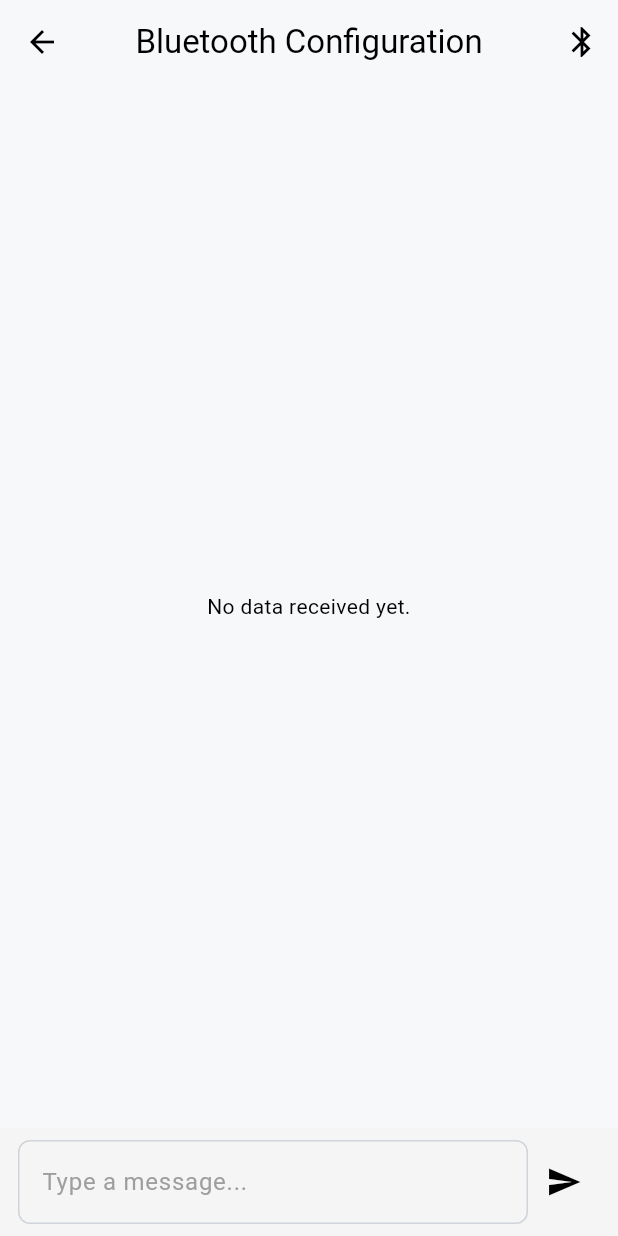
After one commit to TrianaAI/triana-web, a Flutter app: the ConfigBlueView screen opened by its route, after a tap on the "bluetooth" icon, on a phone screen of 412 x 824 dp. The commit adds this screen. Run offline on Flutter 3.47's test engine with Material 3 defaults, Android fonts, the light colour scheme and no system bars; our stand-ins replace bloc, chat_bubbles, dio, equatable, flutter_bloc, flutter_modular and 3 more; missing offline and left inert: dart:js_interop, serial, web_blue.

Commit message:
[UPDATE] bluetooth

```diff
--- /dev/null
+++ b/lib/features/front_counter/cubit/bluetooth/bluetooth_cubit.dart
@@ -0,0 +1,59 @@
+import 'package:bloc/bloc.dart';
+import 'package:equatable/equatable.dart';
+import 'package:triana_web/services/bluetooth.dart';
+
+part 'bluetooth_state.dart';
+
+class BluetoothCubit extends Cubit<BluetoothState> {
+  final BluetoothService _bluetoothService;
+  final List<_Message> _messages = [];
+
+  BluetoothCubit(this._bluetoothService) : super(BluetoothInitial());
+
+  Future<void> connectToDevice() async {
+    try {
+      emit(BluetoothLoading());
+      await _bluetoothService.connectToDevice();
+      emit(BluetoothConnected());
+      subscribeToNotifications(); // Auto-subscribe on connect
+    } catch (e) {
+      emit(BluetoothError(e.toString()));
+    }
+  }
+
+  void subscribeToNotifications() {
+    try {
+      _bluetoothService.subscribeToNotifications((data) {
+        _messages.add(_Message(data, false));
+        emit(BluetoothDataReceived(List.from(_messages)));
+      });
+    } catch (e) {
+      emit(BluetoothError(e.toString()));
+    }
+  }
+
+  Future<void> sendMessage(String message) async {
+    if (message.trim().isEmpty) return;
+
+    _messages.add(_Message(message, true)); // Add message immediately
+    emit(
+      BluetoothDataReceived(List.from(_messages)),
+    ); // Update UI before sending
+
+    try {
+      await _bluetoothService.sendMessage(message);
+    } catch (e) {
+      emit(BluetoothError(e.toString()));
+    }
+  }
+
+  Future<void> disconnect() async {
+    try {
+      emit(BluetoothLoading());
+      await _bluetoothService.disconnect();
+      emit(BluetoothDisconnected());
+    } catch (e) {
+      emit(BluetoothError(e.toString()));
+    }
+  }
+}
--- /dev/null
+++ b/lib/features/front_counter/cubit/bluetooth/bluetooth_state.dart
@@ -0,0 +1,49 @@
+part of 'bluetooth_cubit.dart';
+
+abstract class BluetoothState extends Equatable {
+  const BluetoothState();
+  @override
+  List<Object> get props => [];
+}
+
+class BluetoothInitial extends BluetoothState {}
+
+class BluetoothLoading extends BluetoothState {}
+
+class BluetoothConnected extends BluetoothState {}
+
+class BluetoothDisconnected extends BluetoothState {}
+
+class BluetoothError extends BluetoothState {
+  final String message;
+  const BluetoothError(this.message);
+
+  @override
+  List<Object> get props => [message];
+}
+
+class BluetoothMessageSent extends BluetoothState {
+  final String message;
+  const BluetoothMessageSent(this.message);
+
+  @override
+  List<Object> get props => [message];
+}
+
+class BluetoothDataReceived extends BluetoothState {
+  final List<_Message> messages;
+  const BluetoothDataReceived(this.messages);
+
+  @override
+  List<Object> get props => [messages];
+}
+
+class _Message {
+  final String text;
+  final bool isSender;
+
+  const _Message(this.text, this.isSender);
+
+  @override
+  String toString() => 'Message(sender: $isSender, text: $text)';
+}
--- a/lib/features/front_counter/cubit/serial_cubit/serial_cubit.dart
+++ b/lib/features/front_counter/cubit/serial_cubit/serial_cubit.dart
@@ -42,7 +42,7 @@
     try {
       emit(SerialCubitLoading());
       await _serialService.writeToPort(data);
-      emit(SerialCubitDataWritten());
+      // emit(SerialCubitDataWritten());
     } catch (e) {
       emit(SerialCubitError(e.toString()));
     }
--- a/lib/features/front_counter/cubit/serial_cubit/serial_state.dart
+++ b/lib/features/front_counter/cubit/serial_cubit/serial_state.dart
@@ -1,6 +1,3 @@
-import 'package:equatable/equatable.dart';
-import 'dart:typed_data';
-
 part of 'serial_cubit.dart';
 
 abstract class SerialState extends Equatable {
--- a/lib/features/front_counter/models/form.dart
+++ b/lib/features/front_counter/models/form.dart
@@ -1,3 +1,4 @@
+// ignore_for_file: public_member_api_docs, sort_constructors_first
 import 'package:equatable/equatable.dart';
 
 class IdentityFormModel extends Equatable {
@@ -11,11 +12,11 @@
   final double bodyTemperature;
   final String nationality;
   final DateTime dateOfBirth;
+  String? otp;
 
-  const IdentityFormModel({
+  IdentityFormModel({
     required this.name,
     required this.email,
-    // required this.phoneNumber,
     required this.weight,
     required this.height,
     required this.isMale,
@@ -23,6 +24,7 @@
     required this.bodyTemperature,
     required this.nationality,
     required this.dateOfBirth,
+    this.otp,
   });
 
   @override
@@ -36,6 +38,9 @@
     heartRate,
     bodyTemperature,
     nationality,
+    dateOfBirth,
+    otp,
+    // age,
   ];
 
   factory IdentityFormModel.fromJson(Map<String, dynamic> json) {
@@ -45,7 +50,7 @@
       // phoneNumber: json['phoneNumber'] as String,
       weight: (json['weight'] as num).toDouble(),
       height: (json['height'] as num).toDouble(),
-      isMale: json['isMale'] as bool,
+      isMale: json['isMale'] == "Male" ? true : false,
       heartRate: (json['heartRate'] as num).toDouble(),
       bodyTemperature: (json['bodyTemperature'] as num).toDouble(),
       nationality: json['nationality'] as String,
@@ -60,11 +65,12 @@
       // 'phoneNumber': phoneNumber,
       'weight': weight,
       'height': height,
-      'isMale': isMale,
-      'heartRate': heartRate,
-      'bodyTemperature': bodyTemperature,
+      'gender': isMale ? "Male" : "Female",
+      'heartrate': heartRate,
+      'bodytemp': bodyTemperature,
       'nationality': nationality,
-      'dateOfBirth': dateOfBirth.toIso8601String(),
+      'dob': dateOfBirth.toIso8601String(),
+      'otp': otp, // Added otp field
     };
   }
 
@@ -80,6 +86,7 @@
     double? bodyTemperature,
     String? nationality,
     DateTime? dateOfBirth,
+    String? otp,
   }) {
     return IdentityFormModel(
       name: name ?? this.name,
@@ -93,6 +100,7 @@
       bodyTemperature: bodyTemperature ?? this.bodyTemperature,
       nationality: nationality ?? this.nationality,
       dateOfBirth: dateOfBirth ?? this.dateOfBirth,
+      otp: otp ?? this.otp,
     );
   }
 }
--- /dev/null
+++ b/lib/features/front_counter/views/config_blue.dart
@@ -0,0 +1,99 @@
+import 'package:flutter/material.dart';
+import 'package:flutter_bloc/flutter_bloc.dart';
+import 'package:chat_bubbles/chat_bubbles.dart';
+import 'package:triana_web/features/front_counter/cubit/bluetooth/bluetooth_cubit.dart';
+
+class ConfigBlueView extends StatefulWidget {
+  const ConfigBlueView({super.key});
+
+  @override
+  State<ConfigBlueView> createState() => _ConfigBlueViewState();
+}
+
+class _ConfigBlueViewState extends State<ConfigBlueView> {
+  final TextEditingController _controller = TextEditingController();
+
+  @override
+  Widget build(BuildContext context) {
+    return Scaffold(
+      appBar: AppBar(
+        title: const Text('Bluetooth Configuration'),
+        centerTitle: true,
+        actions: [
+          BlocBuilder<BluetoothCubit, BluetoothState>(
+            builder: (context, state) {
+              final cubit = context.read<BluetoothCubit>();
+              return IconButton(
+                onPressed: cubit.connectToDevice,
+                icon: const Icon(Icons.bluetooth),
+                tooltip: 'Connect to Bluetooth Device',
+              );
+            },
+          ),
+        ],
+      ),
+      body: Column(
+        crossAxisAlignment: CrossAxisAlignment.stretch,
+        children: [
+          Expanded(
+            child: BlocBuilder<BluetoothCubit, BluetoothState>(
+              builder: (context, state) {
+                if (state is BluetoothDataReceived) {
+                  final messages = state.messages;
+                  return ListView.builder(
+                    padding: const EdgeInsets.all(8),
+                    itemCount: messages.length,
+                    itemBuilder: (context, index) {
+                      final msg = messages[index];
+                      return BubbleSpecialOne(
+                        text: msg.text,
+                        isSender: msg.isSender,
+                        color:
+                            msg.isSender ? Colors.blue : Colors.grey.shade300,
+                        textStyle: TextStyle(
+                          color: msg.isSender ? Colors.white : Colors.black87,
+                        ),
+                      );
+                    },
+                  );
+                } else {
+                  return const Center(
+                    child: Text(
+                      'No data received yet.',
+                      textAlign: TextAlign.center,
+                    ),
+                  );
+                }
+              },
+            ),
+          ),
+          Container(
+            padding: const EdgeInsets.symmetric(horizontal: 12, vertical: 8),
+            color: Colors.grey.shade100,
+            child: Row(
+              children: [
+                Expanded(
+                  child: TextField(
+                    controller: _controller,
+                    decoration: const InputDecoration(
+                      hintText: 'Type a message...',
+                      border: InputBorder.none,
+                    ),
+                  ),
+                ),
+                IconButton(
+                  icon: const Icon(Icons.send),
+                  onPressed: () {
+                    final cubit = context.read<BluetoothCubit>();
+                    cubit.sendMessage(_controller.text);
+                    _controller.clear();
+                  },
+                ),
+              ],
+            ),
+          ),
+        ],
+      ),
+    );
+  }
+}
--- a/lib/routes/routes.dart
+++ b/lib/routes/routes.dart
@@ -1,7 +1,8 @@
 import 'package:flutter_modular/flutter_modular.dart';
 import 'package:triana_web/features/front_counter/models/form.dart';
 import 'package:triana_web/features/front_counter/views/chat.dart';
-import 'package:triana_web/features/front_counter/views/config.dart';
+import 'package:triana_web/features/front_counter/views/config_blue.dart';
+import 'package:triana_web/features/front_counter/views/config_serial.dart';
 import 'package:triana_web/features/front_counter/views/identity_form.dart';
 import 'package:triana_web/features/front_counter/views/queue.dart';
 
--- /dev/null
+++ b/lib/services/bluetooth.dart
@@ -0,0 +1,60 @@
+import 'dart:typed_data';
+import 'package:web_blue/web_blue.dart';
+
+const serviceUuid = '12345678-1234-1234-1234-123456789abc';
+const characteristicUuid = '87654321-4321-4321-4321-cba987654321';
+
+class BluetoothService {
+  BlueDevice? _device;
+  BlueRemoteGATTService? _service;
+  BlueRemoteGATTCharacteristic? _characteristic;
+
+  Future<void> connectToDevice() async {
+    _device = await blue.requestDevice(
+      RequestOptions(
+        optionalServices: [BlueUUID.getService(serviceUuid)],
+        acceptAllDevices: true,
+      ),
+    );
+    await _device!.gatt.connect();
+
+    _service = await _device!.gatt.getPrimaryService(
+      BlueUUID.getService(serviceUuid),
+    );
+    _characteristic = await _service!.getCharacteristic(
+      BlueUUID.getCharacteristic(characteristicUuid),
+    );
+
+    await _characteristic!.startNotifications();
+  }
+
+  void subscribeToNotifications(Function(String) onDataReceived) {
+    if (_characteristic == null) return;
+
+    _characteristic!.subscribeValueChanged((event) {
+      final BlueRemoteGATTCharacteristic char = BlueRemoteGATTCharacteristic(
+        event.target!,
+      );
+      final data = String.fromCharCodes(char.value.buffer.asUint8List());
+      onDataReceived(data);
+    });
+  }
+
+  Future<void> sendMessage(String text) async {
+    if (_characteristic == null || text.isEmpty) return;
+
+    final bytes = Uint8List.fromList(text.codeUnits);
+    await _characteristic!.writeValueWithResponse(bytes);
+  }
+
+  Future<void> disconnect() async {
+    _device?.gatt.disconnect();
+    _device = null;
+    _service = null;
+    _characteristic = null;
+  }
+
+  get device => _device;
+  get service => _service;
+  get characteristic => _characteristic;
+}
--- a/pubspec.yaml
+++ b/pubspec.yaml
@@ -8,6 +8,8 @@
 
 dependencies:
   bloc: ^9.0.0
+  chat_bubbles: ^1.7.0
+  dio: ^5.8.0+1
   equatable: ^2.0.7
   flutter:
     sdk: flutter
@@ -17,6 +19,7 @@
   lottie: ^3.3.1
   mqtt5_client: ^4.12.0
   serial: ^0.0.7+1
+  web_blue: ^0.2.0
   # mqtt_client: ^10.8.0
 
 dev_dependencies:
```
Also changed, not shown: lib/features/front_counter/cubit/chat/chat_cubit.dart (+6 -6 lines), lib/features/front_counter/cubit/identity_form/identity_form_cubit.dart (+47 -55 lines), lib/features/front_counter/views/chat.dart (+33 -8 lines), lib/features/front_counter/views/config_serial.dart (renamed from lib/features/front_counter/views/config.dart, +4 -6 lines), lib/features/front_counter/views/identity_form.dart (+8 -57 lines), lib/main.dart (+10 -4 lines), lib/routes/front_counter.dart (+4 -3 lines), lib/services/network.dart (added, +58 -0 lines), lib/utils/utils.dart (+58 -7 lines), pubspec.lock.
